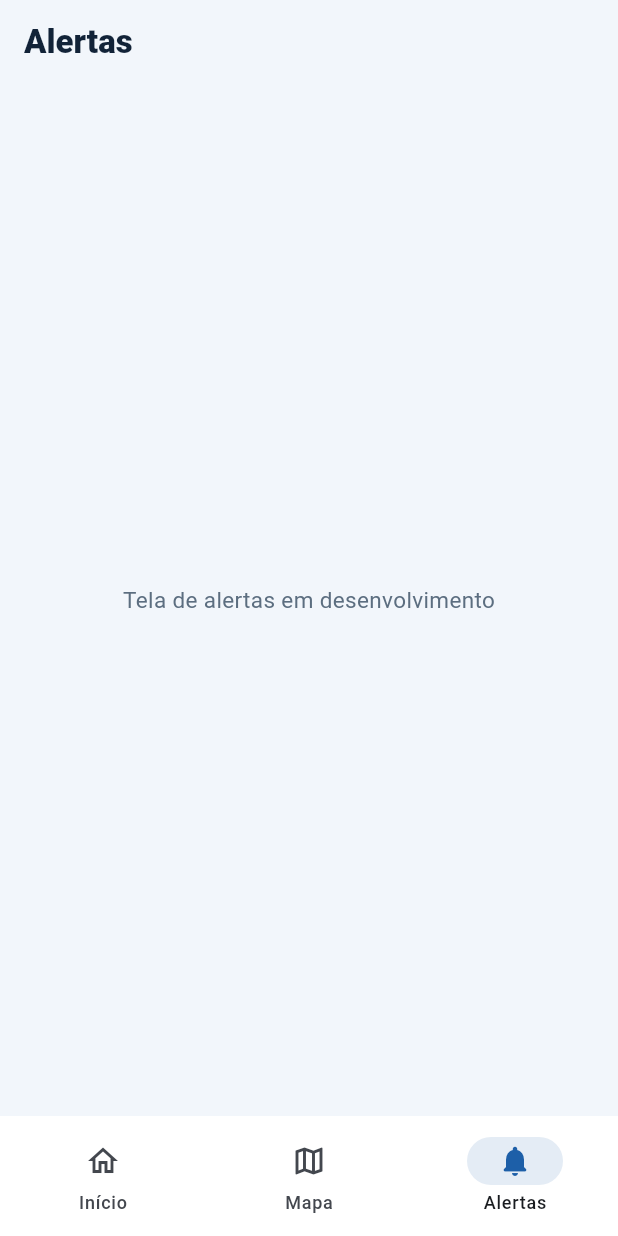
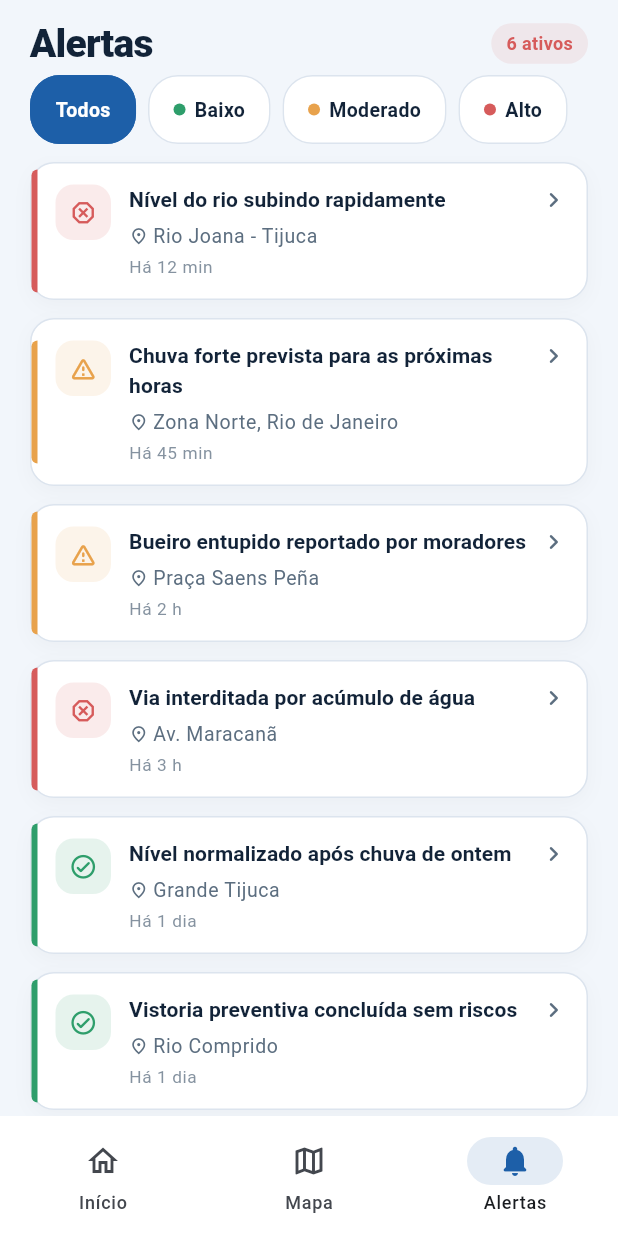
Before and after one commit to amandaalbez/FloodAlert, a Flutter app: the screen it shows after launch, item 3 of the bottom bar chosen, on a phone screen of 412 x 824 dp. Run offline on Flutter 3.47's test engine with Material 3 defaults, Android fonts, the phone set to English and light mode, and no system bars; our stand-ins replace flutter_map, latlong2.

Commit message:
Add AlertsScreen and update navigation to include it

```diff
--- a/mobile/lib/main.dart
+++ b/mobile/lib/main.dart
@@ -1,6 +1,6 @@
-
 import 'package:flutter/material.dart';
 
+import 'screens/alerts_screen.dart';
 import 'screens/home_screen.dart';
 import 'screens/map_screen.dart';
 
@@ -151,7 +151,7 @@ class _MainNavigationState extends State<MainNavigation> {
   final List<Widget> _telas = const [
     HomeScreen(),
     MapScreen(),
-    _AlertasScreen(),
+    AlertsScreen(),
   ];
 
   @override
@@ -206,38 +206,3 @@ class _MainNavigationState extends State<MainNavigation> {
     );
   }
 }
-
-/// Tela provisória de alertas.
-/// Depois podemos substituir pela tela completa de alertas.
-class _AlertasScreen extends StatelessWidget {
-  const _AlertasScreen();
-
-  @override
-  Widget build(BuildContext context) {
-    return Scaffold(
-      backgroundColor: AppColors.background,
-
-      appBar: AppBar(
-        backgroundColor: AppColors.background,
-        elevation: 0,
-        title: const Text(
-          'Alertas',
-          style: TextStyle(
-            fontWeight: FontWeight.w800,
-            color: AppColors.textPrimary,
-          ),
-        ),
-      ),
-
-      body: const Center(
-        child: Text(
-          'Tela de alertas em desenvolvimento',
-          style: TextStyle(
-            color: AppColors.textSecondary,
-            fontSize: 15,
-          ),
-        ),
-      ),
-    );
-  }
-}
--- /dev/null
+++ b/mobile/lib/screens/alerts_screen.dart
@@ -0,0 +1,430 @@
+import 'package:flutter/material.dart';
+
+import '../main.dart';
+import 'home_screen.dart' show AlertaItem, NivelRisco;
+
+enum _Filtro { todos, baixo, moderado, alto }
+
+class AlertsScreen extends StatefulWidget {
+  const AlertsScreen({super.key});
+
+  @override
+  State<AlertsScreen> createState() => _AlertsScreenState();
+}
+
+class _AlertsScreenState extends State<AlertsScreen> {
+  _Filtro _filtroAtual = _Filtro.todos;
+
+  // TODO: substituir por dados reais vindos da API
+  final List<AlertaItem> _alertas = const [
+    AlertaItem(
+      titulo: 'Nível do rio subindo rapidamente',
+      local: 'Rio Joana - Tijuca',
+      horario: 'Há 12 min',
+      nivel: NivelRisco.alto,
+    ),
+    AlertaItem(
+      titulo: 'Chuva forte prevista para as próximas horas',
+      local: 'Zona Norte, Rio de Janeiro',
+      horario: 'Há 45 min',
+      nivel: NivelRisco.moderado,
+    ),
+    AlertaItem(
+      titulo: 'Bueiro entupido reportado por moradores',
+      local: 'Praça Saens Peña',
+      horario: 'Há 2 h',
+      nivel: NivelRisco.moderado,
+    ),
+    AlertaItem(
+      titulo: 'Via interditada por acúmulo de água',
+      local: 'Av. Maracanã',
+      horario: 'Há 3 h',
+      nivel: NivelRisco.alto,
+    ),
+    AlertaItem(
+      titulo: 'Nível normalizado após chuva de ontem',
+      local: 'Grande Tijuca',
+      horario: 'Há 1 dia',
+      nivel: NivelRisco.baixo,
+    ),
+    AlertaItem(
+      titulo: 'Vistoria preventiva concluída sem riscos',
+      local: 'Rio Comprido',
+      horario: 'Há 1 dia',
+      nivel: NivelRisco.baixo,
+    ),
+  ];
+
+  Color _corDoRisco(NivelRisco nivel) {
+    switch (nivel) {
+      case NivelRisco.baixo:
+        return const Color(0xFF2E9E6B);
+      case NivelRisco.moderado:
+        return AppColors.secondary;
+      case NivelRisco.alto:
+        return AppColors.error;
+    }
+  }
+
+  IconData _iconeDoRisco(NivelRisco nivel) {
+    switch (nivel) {
+      case NivelRisco.baixo:
+        return Icons.check_circle_outline_rounded;
+      case NivelRisco.moderado:
+        return Icons.warning_amber_rounded;
+      case NivelRisco.alto:
+        return Icons.dangerous_outlined;
+    }
+  }
+
+  bool _passaNoFiltro(AlertaItem alerta) {
+    switch (_filtroAtual) {
+      case _Filtro.todos:
+        return true;
+      case _Filtro.baixo:
+        return alerta.nivel == NivelRisco.baixo;
+      case _Filtro.moderado:
+        return alerta.nivel == NivelRisco.moderado;
+      case _Filtro.alto:
+        return alerta.nivel == NivelRisco.alto;
+    }
+  }
+
+  @override
+  Widget build(BuildContext context) {
+    final textTheme = Theme.of(context).textTheme;
+    final alertasFiltrados = _alertas.where(_passaNoFiltro).toList();
+
+    return Scaffold(
+      backgroundColor: AppColors.background,
+      body: SafeArea(
+        child: Column(
+          children: [
+            // ---------- Cabeçalho ----------
+            Padding(
+              padding: const EdgeInsets.fromLTRB(20, 12, 20, 4),
+              child: Row(
+                mainAxisAlignment: MainAxisAlignment.spaceBetween,
+                children: [
+                  Text('Alertas', style: textTheme.headlineMedium?.copyWith(
+                    color: AppColors.textPrimary,
+                    fontSize: 26,
+                  )),
+                  Container(
+                    padding: const EdgeInsets.symmetric(
+                        horizontal: 10, vertical: 5),
+                    decoration: BoxDecoration(
+                      color: AppColors.error.withValues(alpha: 0.1),
+                      borderRadius: BorderRadius.circular(20),
+                    ),
+                    child: Text(
+                      '${alertasFiltrados.length} ativos',
+                      style: const TextStyle(
+                        color: AppColors.error,
+                        fontWeight: FontWeight.w700,
+                        fontSize: 12,
+                      ),
+                    ),
+                  ),
+                ],
+              ),
+            ),
+
+            // ---------- Filtros ----------
+            SizedBox(
+              height: 46,
+              child: ListView(
+                scrollDirection: Axis.horizontal,
+                padding: const EdgeInsets.symmetric(horizontal: 20),
+                children: [
+                  _ChipFiltro(
+                    label: 'Todos',
+                    selecionado: _filtroAtual == _Filtro.todos,
+                    onTap: () => setState(() => _filtroAtual = _Filtro.todos),
+                  ),
+                  _ChipFiltro(
+                    label: 'Baixo',
+                    cor: _corDoRisco(NivelRisco.baixo),
+                    selecionado: _filtroAtual == _Filtro.baixo,
+                    onTap: () => setState(() => _filtroAtual = _Filtro.baixo),
+                  ),
+                  _ChipFiltro(
+                    label: 'Moderado',
+                    cor: _corDoRisco(NivelRisco.moderado),
+                    selecionado: _filtroAtual == _Filtro.moderado,
+                    onTap: () =>
+                        setState(() => _filtroAtual = _Filtro.moderado),
+                  ),
+                  _ChipFiltro(
+                    label: 'Alto',
+                    cor: _corDoRisco(NivelRisco.alto),
+                    selecionado: _filtroAtual == _Filtro.alto,
+                    onTap: () => setState(() => _filtroAtual = _Filtro.alto),
+                  ),
+                ],
+              ),
+            ),
+
+            const SizedBox(height: 8),
+
+            // ---------- Lista ----------
+            Expanded(
+              child: alertasFiltrados.isEmpty
+                  ? _EstadoVazio(textTheme: textTheme)
+                  : RefreshIndicator(
+                      color: AppColors.primary,
+                      onRefresh: () async {
+                        // TODO: recarregar dados reais da API
+                        await Future.delayed(
+                            const Duration(milliseconds: 800));
+                      },
+                      child: ListView.builder(
+                        padding: const EdgeInsets.fromLTRB(20, 4, 20, 24),
+                        itemCount: alertasFiltrados.length,
+                        itemBuilder: (context, index) {
+                          final alerta = alertasFiltrados[index];
+                          return _AlertaDetalheCard(
+                            alerta: alerta,
+                            cor: _corDoRisco(alerta.nivel),
+                            icone: _iconeDoRisco(alerta.nivel),
+                          );
+                        },
+                      ),
+                    ),
+            ),
+          ],
+        ),
+      ),
+    );
+  }
+}
+
+class _ChipFiltro extends StatelessWidget {
+  final String label;
+  final Color? cor;
+  final bool selecionado;
+  final VoidCallback onTap;
+
+  const _ChipFiltro({
+    required this.label,
+    required this.selecionado,
+    required this.onTap,
+    this.cor,
+  });
+
+  @override
+  Widget build(BuildContext context) {
+    final corBase = cor ?? AppColors.primary;
+
+    return Padding(
+      padding: const EdgeInsets.only(right: 8),
+      child: Material(
+        color: selecionado ? corBase : AppColors.surface,
+        borderRadius: BorderRadius.circular(20),
+        child: InkWell(
+          onTap: onTap,
+          borderRadius: BorderRadius.circular(20),
+          child: Container(
+            padding: const EdgeInsets.symmetric(horizontal: 16, vertical: 10),
+            decoration: BoxDecoration(
+              borderRadius: BorderRadius.circular(20),
+              border: Border.all(
+                color: selecionado ? corBase : AppColors.border,
+              ),
+            ),
+            child: Row(
+              mainAxisSize: MainAxisSize.min,
+              children: [
+                if (cor != null) ...[
+                  Container(
+                    width: 8,
+                    height: 8,
+                    decoration: BoxDecoration(
+                      color: selecionado ? Colors.white : corBase,
+                      shape: BoxShape.circle,
+                    ),
+                  ),
+                  const SizedBox(width: 6),
+                ],
+                Text(
+                  label,
+                  style: TextStyle(
+                    color: selecionado ? Colors.white : AppColors.textPrimary,
+                    fontWeight: FontWeight.w600,
+                    fontSize: 13,
+                  ),
+                ),
+              ],
+            ),
+          ),
+        ),
+      ),
+    );
+  }
+}
+
+class _AlertaDetalheCard extends StatelessWidget {
+  final AlertaItem alerta;
+  final Color cor;
+  final IconData icone;
+
+  const _AlertaDetalheCard({
+    required this.alerta,
+    required this.cor,
+    required this.icone,
+  });
+
+  @override
+  Widget build(BuildContext context) {
+    final textTheme = Theme.of(context).textTheme;
+
+    return Container(
+      margin: const EdgeInsets.only(bottom: 12),
+      decoration: BoxDecoration(
+        color: AppColors.surface,
+        borderRadius: BorderRadius.circular(16),
+        border: Border.all(color: AppColors.border),
+        boxShadow: [
+          BoxShadow(
+            color: Colors.black.withValues(alpha: 0.03),
+            blurRadius: 10,
+            offset: const Offset(0, 4),
+          ),
+        ],
+      ),
+      child: Material(
+        color: Colors.transparent,
+        borderRadius: BorderRadius.circular(16),
+        child: InkWell(
+          borderRadius: BorderRadius.circular(16),
+          onTap: () {
+            // TODO: abrir detalhe completo do alerta
+          },
+          child: Row(
+            children: [
+              Container(
+                width: 4,
+                height: 82,
+                decoration: BoxDecoration(
+                  color: cor,
+                  borderRadius: const BorderRadius.horizontal(
+                    left: Radius.circular(16),
+                  ),
+                ),
+              ),
+              Expanded(
+                child: Padding(
+                  padding:
+                      const EdgeInsets.symmetric(vertical: 14, horizontal: 12),
+                  child: Row(
+                    crossAxisAlignment: CrossAxisAlignment.start,
+                    children: [
+                      Container(
+                        padding: const EdgeInsets.all(9),
+                        decoration: BoxDecoration(
+                          color: cor.withValues(alpha: 0.12),
+                          borderRadius: BorderRadius.circular(12),
+                        ),
+                        child: Icon(icone, color: cor, size: 19),
+                      ),
+                      const SizedBox(width: 12),
+                      Expanded(
+                        child: Column(
+                          crossAxisAlignment: CrossAxisAlignment.start,
+                          children: [
+                            Text(
+                              alerta.titulo,
+                              style: textTheme.labelLarge,
+                              maxLines: 2,
+                              overflow: TextOverflow.ellipsis,
+                            ),
+                            const SizedBox(height: 6),
+                            Row(
+                              children: [
+                                const Icon(
+                                  Icons.place_outlined,
+                                  size: 13,
+                                  color: AppColors.textSecondary,
+                                ),
+                                const SizedBox(width: 3),
+                                Expanded(
+                                  child: Text(
+                                    alerta.local,
+                                    style: textTheme.bodySmall,
+                                    overflow: TextOverflow.ellipsis,
+                                  ),
+                                ),
+                              ],
+                            ),
+                            const SizedBox(height: 4),
+                            Text(
+                              alerta.horario,
+                              style: textTheme.bodySmall?.copyWith(
+                                color: AppColors.textSecondary
+                                    .withValues(alpha: 0.75),
+                                fontSize: 11.5,
+                              ),
+                            ),
+                          ],
+                        ),
+                      ),
+                      const Icon(
+                        Icons.chevron_right_rounded,
+                        color: AppColors.textSecondary,
+                        size: 20,
+                      ),
+                    ],
+                  ),
+                ),
+              ),
+            ],
+          ),
+        ),
+      ),
+    );
+  }
+}
+
+class _EstadoVazio extends StatelessWidget {
+  final TextTheme textTheme;
+
+  const _EstadoVazio({required this.textTheme});
+
+  @override
+  Widget build(BuildContext context) {
+    return Center(
+      child: Padding(
+        padding: const EdgeInsets.all(32),
+        child: Column(
+          mainAxisSize: MainAxisSize.min,
+          children: [
+            Container(
+              padding: const EdgeInsets.all(18),
+              decoration: BoxDecoration(
+                color: AppColors.primary.withValues(alpha: 0.08),
+                shape: BoxShape.circle,
+              ),
+              child: const Icon(
+                Icons.notifications_off_outlined,
+                color: AppColors.primary,
+                size: 34,
+              ),
+            ),
+            const SizedBox(height: 16),
+            Text(
+              'Nenhum alerta neste filtro',
+              style: textTheme.titleLarge?.copyWith(fontSize: 17),
+              textAlign: TextAlign.center,
+            ),
+            const SizedBox(height: 6),
+            Text(
+              'Tente selecionar outro nível de risco.',
+              style: textTheme.bodyMedium,
+              textAlign: TextAlign.center,
+            ),
+          ],
+        ),
+      ),
+    );
+  }
+}
--- a/mobile/lib/screens/home_screen.dart
+++ b/mobile/lib/screens/home_screen.dart
@@ -405,66 +405,6 @@ class _IndicadorCard extends StatelessWidget {
   }
 }
 
-/// Chip vertical de ação rápida usado no carrossel horizontal.
-class _AcaoRapida extends StatelessWidget {
-  final IconData icone;
-  final String label;
-  final VoidCallback onTap;
-
-  const _AcaoRapida({
-    required this.icone,
-    required this.label,
-    required this.onTap,
-  });
-
-  @override
-  Widget build(BuildContext context) {
-    return Padding(
-      padding: const EdgeInsets.only(right: 12),
-      child: Material(
-        color: AppColors.surface,
-        borderRadius: BorderRadius.circular(16),
-        child: InkWell(
-          onTap: onTap,
-          borderRadius: BorderRadius.circular(16),
-          child: Container(
-            width: 88,
-            padding: const EdgeInsets.symmetric(vertical: 12, horizontal: 8),
-            decoration: BoxDecoration(
-              borderRadius: BorderRadius.circular(16),
-              border: Border.all(color: AppColors.border),
-            ),
-            child: Column(
-              mainAxisAlignment: MainAxisAlignment.center,
-              children: [
-                Container(
-                  padding: const EdgeInsets.all(8),
-                  decoration: BoxDecoration(
-                    color: AppColors.primary.withValues(alpha: 0.1),
-                    shape: BoxShape.circle,
-                  ),
-                  child: Icon(icone, color: AppColors.primary, size: 19),
-                ),
-                const SizedBox(height: 8),
-                Text(
-                  label,
-                  textAlign: TextAlign.center,
-                  maxLines: 2,
-                  style: const TextStyle(
-                    fontSize: 11,
-                    fontWeight: FontWeight.w600,
-                    color: AppColors.textPrimary,
-                    height: 1.2,
-                  ),
-                ),
-              ],
-            ),
-          ),
-        ),
-      ),
-    );
-  }
-}
 
 class _AlertaCard extends StatelessWidget {
   final AlertaItem alerta;
```
